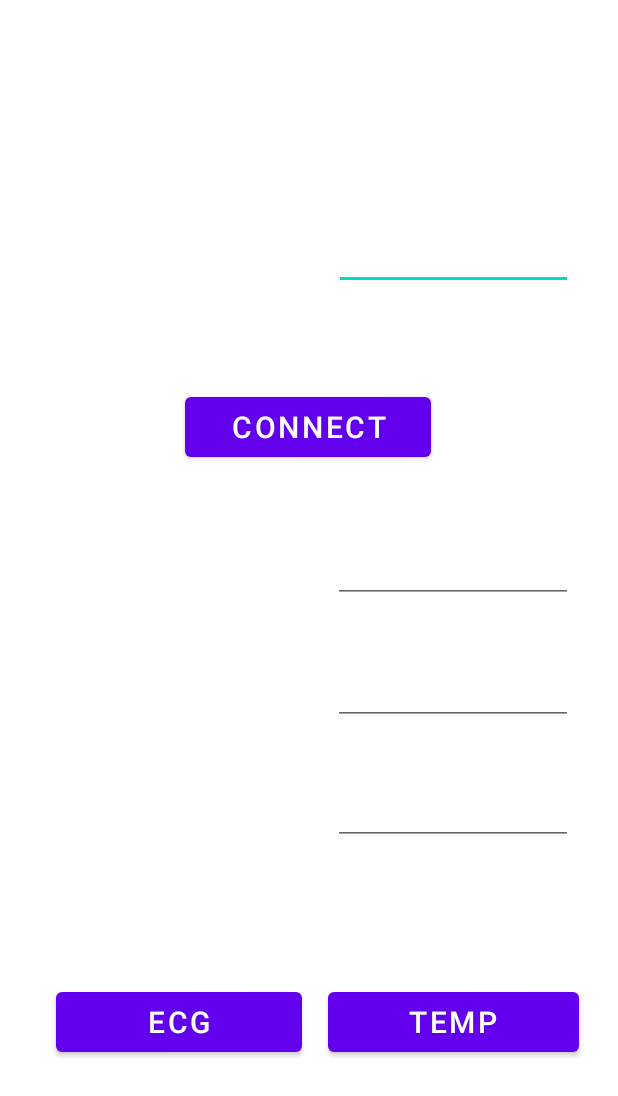
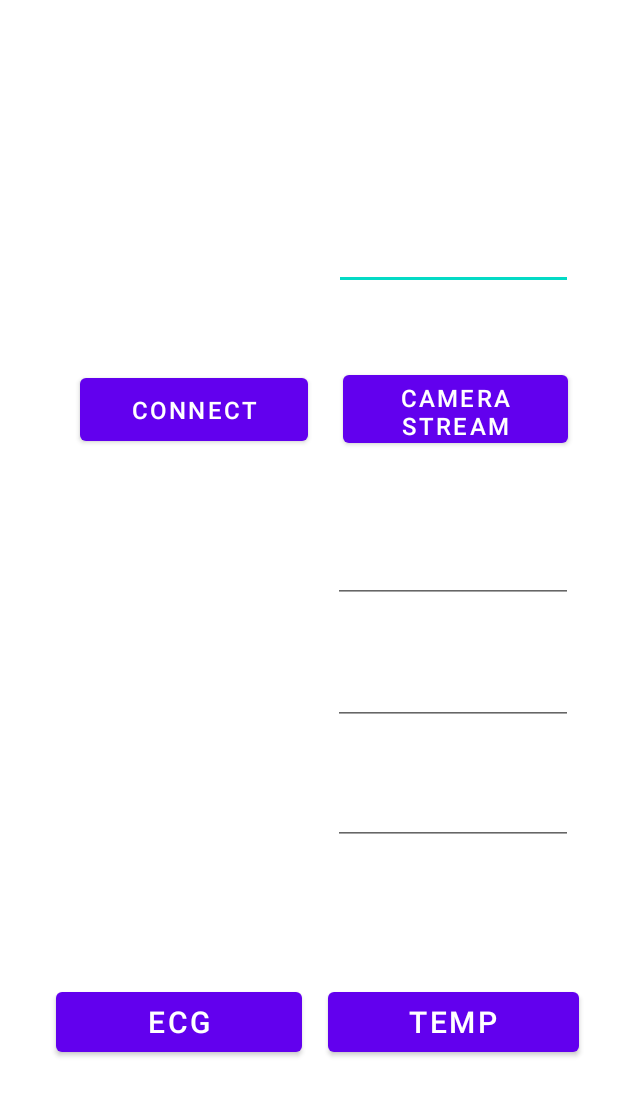
Before and after one commit to AdityaPathak09/PCODMaster, an Android app: the layout activity_main.xml on its own in the app's theme, with its tools: preview values and no code run, on a phone screen of 412 x 824 dp. Shown: the top 1096 px of the screen. Run offline under Robolectric (Android 15) with nearby library versions, the phone set to English and light mode, and no system bars.

Commit message:
commit 16/12/22

```diff
--- a/app/build.gradle
+++ b/app/build.gradle
@@ -25,6 +25,7 @@ android {
         sourceCompatibility JavaVersion.VERSION_1_8
         targetCompatibility JavaVersion.VERSION_1_8
     }
+    namespace 'com.example.pcodmaster'
 }
 
 dependencies {
--- a/app/src/main/res/layout/activity_main.xml
+++ b/app/src/main/res/layout/activity_main.xml
@@ -10,11 +10,11 @@
     <EditText
         android:id="@+id/divName"
         android:layout_width="159dp"
-        android:textColor="@color/white"
         android:layout_height="55dp"
         android:layout_marginTop="128dp"
         android:text="PCODDevice"
         android:textAlignment="textStart"
+        android:textColor="@color/white"
         android:textSize="20sp"
         app:layout_constraintEnd_toEndOf="@+id/hr"
         app:layout_constraintTop_toTopOf="parent" />
@@ -54,17 +54,26 @@
 
     <Button
         android:id="@+id/connectBut"
-        android:layout_width="164dp"
-        android:layout_height="52dp"
+        android:layout_width="152dp"
+        android:layout_height="54dp"
         android:text="Connect"
         android:textAlignment="center"
-        android:textSize="20sp"
-        app:layout_constraintBottom_toTopOf="@+id/editTextTextPersonName"
+        android:textSize="16sp"
+        app:layout_constraintBottom_toBottomOf="@+id/CamButton"
+        app:layout_constraintStart_toStartOf="@+id/editTextTextPersonName4"
+        app:layout_constraintTop_toTopOf="@+id/CamButton" />
+
+    <Button
+        android:id="@+id/CamButton"
+        android:layout_width="150dp"
+        android:layout_height="57dp"
+        android:text="Camera Stream"
+        android:textAlignment="center"
+        android:textSize="16sp"
+        app:layout_constraintBottom_toTopOf="@+id/hr"
         app:layout_constraintEnd_toEndOf="parent"
-        app:layout_constraintHorizontal_bias="0.497"
-        app:layout_constraintStart_toStartOf="parent"
-        app:layout_constraintTop_toBottomOf="@+id/editTextTextPersonName4"
-        app:layout_constraintVertical_bias="0.611" />
+        app:layout_constraintStart_toEndOf="@+id/connectBut"
+        app:layout_constraintTop_toBottomOf="@+id/divName" />
 
     <Button
         android:id="@+id/tempBut"
@@ -83,8 +92,8 @@
         android:id="@+id/ambtemp"
         android:layout_width="160dp"
         android:layout_height="50dp"
+        android:layout_marginBottom="92dp"
         android:textColor="@color/white"
-        android:layout_marginBottom="92dp"
         android:textSize="20sp"
         app:layout_constraintBottom_toTopOf="@+id/tempBut"
         app:layout_constraintEnd_toEndOf="parent"
@@ -123,11 +132,11 @@
         android:layout_marginTop="349dp"
         android:layout_marginEnd="1dp"
         android:layout_marginBottom="31dp"
-        android:textColor="@color/white"
         android:autofillHints=""
         android:ems="10"
         android:inputType="textPersonName"
         android:text="@string/heart_rate"
+        android:textColor="@color/white"
         android:textSize="20sp"
         app:layout_constraintBottom_toTopOf="@+id/editTextTextPersonName2"
         app:layout_constraintEnd_toStartOf="@+id/hr"
@@ -144,9 +153,9 @@
         android:layout_marginBottom="30dp"
         android:autofillHints=""
         android:ems="10"
-        android:textColor="@color/white"
         android:inputType="textPersonName"
         android:text="@string/tempreature"
+        android:textColor="@color/white"
         android:textSize="20sp"
         app:layout_constraintBottom_toTopOf="@+id/editTextTextPersonName3"
         app:layout_constraintEnd_toStartOf="@+id/temp"
@@ -162,10 +171,10 @@
         android:layout_marginEnd="1dp"
         android:layout_marginBottom="92dp"
         android:autofillHints=""
-        android:textColor="@color/white"
         android:ems="10"
         android:inputType="textPersonName"
         android:text="@string/ambient_temp"
+        android:textColor="@color/white"
         android:textSize="20sp"
         app:layout_constraintBottom_toTopOf="@+id/ecgBut"
         app:layout_constraintEnd_toStartOf="@+id/ambtemp"
--- a/build.gradle
+++ b/build.gradle
@@ -1,7 +1,7 @@
 // Top-level build file where you can add configuration options common to all sub-projects/modules.
 plugins {
-    id 'com.android.application' version '7.2.0' apply false
-    id 'com.android.library' version '7.2.0' apply false
+    id 'com.android.application' version '7.3.1' apply false
+    id 'com.android.library' version '7.3.1' apply false
 }
 
 task clean(type: Delete) {
```
Also changed, not shown: app/src/main/AndroidManifest.xml (+15 -7 lines), app/src/main/java/com/example/pcodmaster/MainActivity.java (+97 -21 lines), app/src/main/java/com/example/pcodmaster/stream.java (added, +40 -0 lines), app/src/main/res/layout/activity_stream.xml (added, +17 -0 lines), app/src/main/res/drawable/iconecg.jpg (added), gradle/wrapper/gradle-wrapper.properties.
